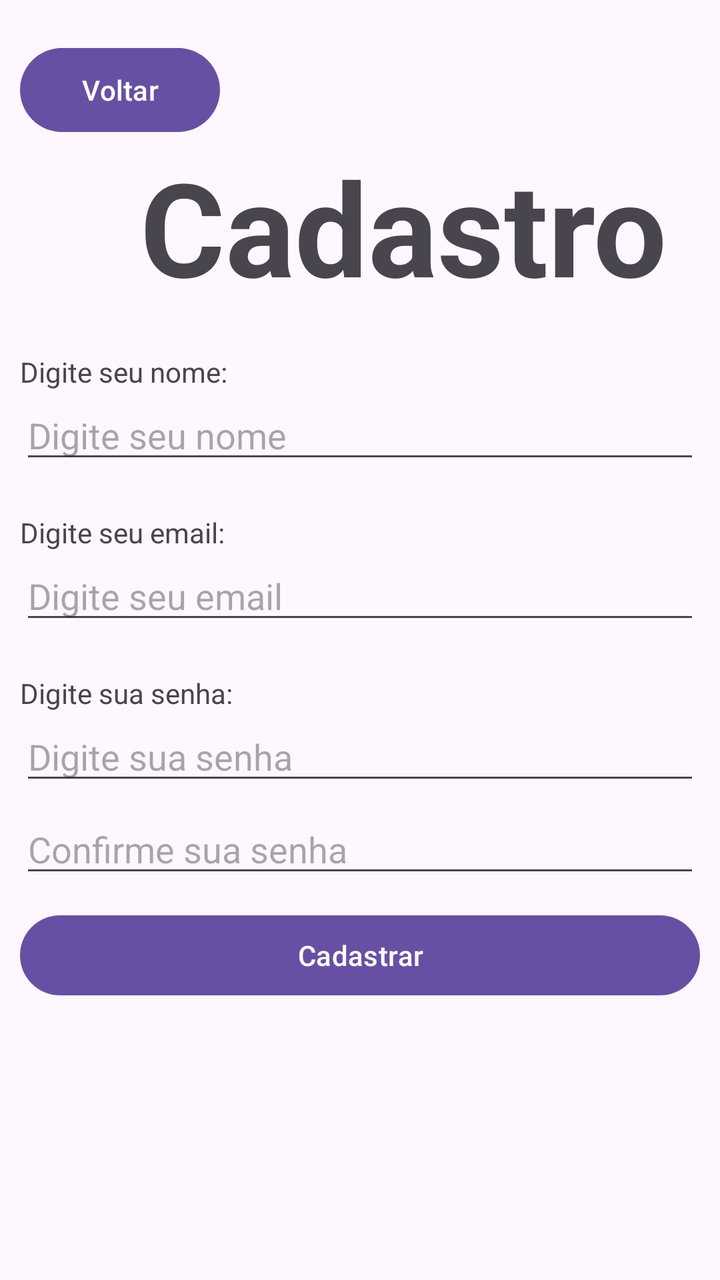
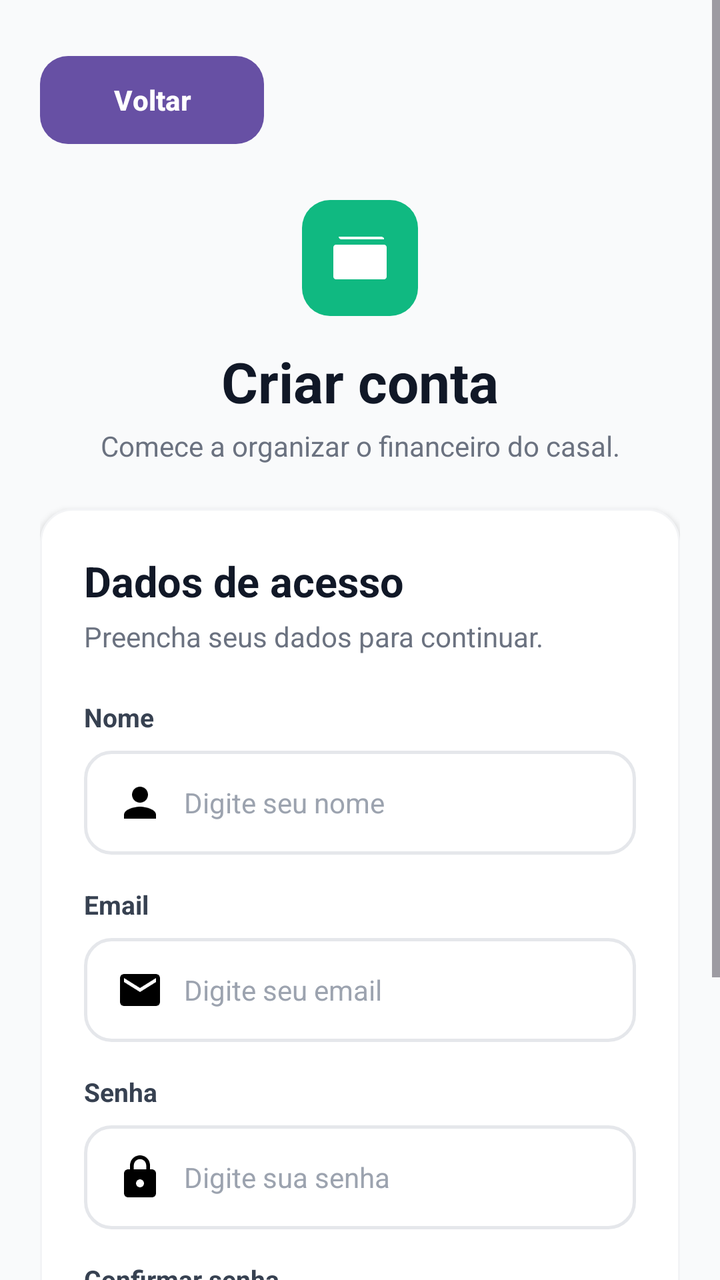

Compare the two renders of this Android layout. The source of the first and the diff that turns it into the second are given below.
<!-- AndroidManifest.xml: application theme Theme.Financas -->
<!-- res/layout/activity_cadastrar.xml -->
<?xml version="1.0" encoding="utf-8"?>
<LinearLayout
    xmlns:android="http://schemas.android.com/apk/res/android"
    android:layout_width="match_parent"
    android:layout_height="match_parent"
    android:id="@+id/cadastrar"
    android:orientation="vertical"
    android:padding="10dp">
    <Button
        android:id="@+id/btnVoltar"
        android:layout_width="100dp"
        android:layout_height="50dp"
        android:text="Voltar"
        android:layout_marginTop="10dp"
        android:onClick="voltar"
        />
    <TextView
        android:layout_width="wrap_content"
        android:layout_height="wrap_content"
        android:text="Cadastro"
        android:textSize="65dp"
        android:layout_marginLeft="60dp"
        android:textStyle="bold"
        />
    <TextView
        android:layout_width="wrap_content"
        android:layout_height="wrap_content"
        android:text="Digite seu nome: "
        android:layout_marginTop="20dp"
        />
    <EditText
        android:id="@+id/edtNome"
        android:layout_width="match_parent"
        android:layout_height="wrap_content"
        android:hint="Digite seu nome"
        />
    <TextView
        android:layout_width="wrap_content"
        android:layout_height="wrap_content"
        android:text="Digite seu email: "
        android:layout_marginTop="20dp"
        />
    <EditText
        android:id="@+id/edtEmail"
        android:layout_width="match_parent"
        android:layout_height="wrap_content"
        android:hint="Digite seu email"
        />
    <TextView
        android:layout_width="wrap_content"
        android:layout_height="wrap_content"
        android:text="Digite sua senha: "
        android:layout_marginTop="20dp"
        />
    <EditText
        android:id="@+id/edtSenha"
        android:layout_width="match_parent"
        android:layout_height="wrap_content"
        android:hint="Digite sua senha"
        />
    <EditText
        android:layout_marginTop="5dp"
        android:id="@+id/edtConfirmarSenha"
        android:layout_width="match_parent"
        android:layout_height="wrap_content"
        android:hint="Confirme sua senha"
        />
    <Button
        android:id="@+id/btnCadastrar"
        android:layout_marginTop="10dp"
        android:layout_width="match_parent"
        android:layout_height="wrap_content"
        android:text="Cadastrar"
        android:onClick="cadastrar"
        />


</LinearLayout>
<!-- resources referenced by this layout -->
<resources>
  <!-- unchanged entries left out for length: 2 -->
</resources>

<!-- the commit's change to res/layout/activity_cadastrar.xml (unified diff, before → after) -->
@@ -1,78 +1,212 @@
 <?xml version="1.0" encoding="utf-8"?>
-<LinearLayout
+<ScrollView
     xmlns:android="http://schemas.android.com/apk/res/android"
+    xmlns:app="http://schemas.android.com/apk/res-auto"
+    android:id="@+id/cadastrar"
     android:layout_width="match_parent"
     android:layout_height="match_parent"
-    android:id="@+id/cadastrar"
-    android:orientation="vertical"
-    android:padding="10dp">
-    <Button
-        android:id="@+id/btnVoltar"
-        android:layout_width="100dp"
-        android:layout_height="50dp"
-        android:text="Voltar"
-        android:layout_marginTop="10dp"
-        android:onClick="voltar"
-        />
-    <TextView
-        android:layout_width="wrap_content"
-        android:layout_height="wrap_content"
-        android:text="Cadastro"
-        android:textSize="65dp"
-        android:layout_marginLeft="60dp"
-        android:textStyle="bold"
-        />
-    <TextView
-        android:layout_width="wrap_content"
-        android:layout_height="wrap_content"
-        android:text="Digite seu nome: "
-        android:layout_marginTop="20dp"
-        />
-    <EditText
-        android:id="@+id/edtNome"
+    android:background="#F9FAFB"
+    android:fillViewport="true">
+
+    <LinearLayout
         android:layout_width="match_parent"
-        android:layout_height="wrap_content"
-        android:hint="Digite seu nome"
-        />
-    <TextView
-        android:layout_width="wrap_content"
-        android:layout_height="wrap_content"
-        android:text="Digite seu email: "
-        android:layout_marginTop="20dp"
-        />
-    <EditText
-        android:id="@+id/edtEmail"
-        android:layout_width="match_parent"
-        android:layout_height="wrap_content"
-        android:hint="Digite seu email"
-        />
-    <TextView
-        android:layout_width="wrap_content"
-        android:layout_height="wrap_content"
-        android:text="Digite sua senha: "
-        android:layout_marginTop="20dp"
-        />
-    <EditText
-        android:id="@+id/edtSenha"
-        android:layout_width="match_parent"
-        android:layout_height="wrap_content"
-        android:hint="Digite sua senha"
-        />
-    <EditText
-        android:layout_marginTop="5dp"
-        android:id="@+id/edtConfirmarSenha"
-        android:layout_width="match_parent"
-        android:layout_height="wrap_content"
-        android:hint="Confirme sua senha"
-        />
-    <Button
-        android:id="@+id/btnCadastrar"
-        android:layout_marginTop="10dp"
-        android:layout_width="match_parent"
-        android:layout_height="wrap_content"
-        android:text="Cadastrar"
-        android:onClick="cadastrar"
-        />
-
-
-</LinearLayout>
+        android:layout_height="match_parent"
+        android:orientation="vertical"
+        android:paddingStart="20dp"
+        android:paddingTop="28dp"
+        android:paddingEnd="20dp"
+        android:paddingBottom="32dp">
+
+        <Button
+            android:id="@+id/btnVoltar"
+            android:layout_width="112dp"
+            android:layout_height="44dp"
+            android:background="@drawable/bg_button_green"
+            android:backgroundTint="@null"
+            android:onClick="voltar"
+            android:text="Voltar"
+            android:textAllCaps="false"
+            android:textColor="#FFFFFF"
+            android:textSize="14sp"
+            android:textStyle="bold" />
+
+        <LinearLayout
+            android:layout_width="match_parent"
+            android:layout_height="wrap_content"
+            android:layout_marginTop="28dp"
+            android:layout_marginBottom="22dp"
+            android:gravity="center"
+            android:orientation="vertical">
+
+            <ImageView
+                android:layout_width="58dp"
+                android:layout_height="58dp"
+                android:background="@drawable/bg_logo_rounded"
+                android:contentDescription="Logo Fintrack"
+                android:padding="13dp"
+                android:src="@drawable/ic_wallet"
+                app:tint="#FFFFFF" />
+
+            <TextView
+                android:layout_width="wrap_content"
+                android:layout_height="wrap_content"
+                android:layout_marginTop="14dp"
+                android:text="Criar conta"
+                android:textColor="#111827"
+                android:textSize="28sp"
+                android:textStyle="bold" />
+
+            <TextView
+                android:layout_width="wrap_content"
+                android:layout_height="wrap_content"
+                android:layout_marginTop="4dp"
+                android:gravity="center"
+                android:text="Comece a organizar o financeiro do casal."
+                android:textColor="#6B7280"
+                android:textSize="14sp" />
+        </LinearLayout>
+
+        <LinearLayout
+            android:layout_width="match_parent"
+            android:layout_height="wrap_content"
+            android:background="@drawable/bg_card"
+            android:elevation="2dp"
+            android:orientation="vertical"
+            android:padding="22dp">
+
+            <TextView
+                android:layout_width="wrap_content"
+                android:layout_height="wrap_content"
+                android:text="Dados de acesso"
+                android:textColor="#111827"
+                android:textSize="21sp"
+                android:textStyle="bold" />
+
+            <TextView
+                android:layout_width="wrap_content"
+                android:layout_height="wrap_content"
+                android:layout_marginTop="4dp"
+                android:layout_marginBottom="22dp"
+                android:text="Preencha seus dados para continuar."
+                android:textColor="#6B7280"
+                android:textSize="14sp" />
+
+            <TextView
+                android:layout_width="wrap_content"
+                android:layout_height="wrap_content"
+                android:text="Nome"
+                android:textColor="#374151"
+                android:textSize="13sp"
+                android:textStyle="bold" />
+
+            <EditText
+                android:id="@+id/edtNome"
+                android:layout_width="match_parent"
+                android:layout_height="52dp"
+                android:layout_marginTop="8dp"
+                android:background="@drawable/bg_input"
+                android:drawableStart="@drawable/ic_person"
+                android:drawablePadding="10dp"
+                android:hint="Digite seu nome"
+                android:inputType="textPersonName"
+                android:paddingStart="16dp"
+                android:paddingEnd="16dp"
+                android:singleLine="true"
+                android:textColor="#111827"
+                android:textColorHint="#9CA3AF"
+                android:textSize="14sp" />
+
+            <TextView
+                android:layout_width="wrap_content"
+                android:layout_height="wrap_content"
+                android:layout_marginTop="16dp"
+                android:text="Email"
+                android:textColor="#374151"
+                android:textSize="13sp"
+                android:textStyle="bold" />
+
+            <EditText
+                android:id="@+id/edtEmail"
+                android:layout_width="match_parent"
+                android:layout_height="52dp"
+                android:layout_marginTop="8dp"
+                android:background="@drawable/bg_input"
+                android:drawableStart="@drawable/ic_email"
+                android:drawablePadding="10dp"
+                android:hint="Digite seu email"
+                android:inputType="textEmailAddress"
+                android:paddingStart="16dp"
+                android:paddingEnd="16dp"
+                android:singleLine="true"
+                android:textColor="#111827"
+                android:textColorHint="#9CA3AF"
+                android:textSize="14sp" />
+
+            <TextView
+                android:layout_width="wrap_content"
+                android:layout_height="wrap_content"
+                android:layout_marginTop="16dp"
+                android:text="Senha"
+                android:textColor="#374151"
+                android:textSize="13sp"
+                android:textStyle="bold" />
+
+            <EditText
+                android:id="@+id/edtSenha"
+                android:layout_width="match_parent"
+                android:layout_height="52dp"
+                android:layout_marginTop="8dp"
+                android:background="@drawable/bg_input"
+                android:drawableStart="@drawable/ic_lock"
+                android:drawablePadding="10dp"
+                android:hint="Digite sua senha"
+                android:inputType="textPassword"
+                android:paddingStart="16dp"
+                android:paddingEnd="16dp"
+                android:singleLine="true"
+                android:textColor="#111827"
+                android:textColorHint="#9CA3AF"
+                android:textSize="14sp" />
+
+            <TextView
+                android:layout_width="wrap_content"
+                android:layout_height="wrap_content"
+                android:layout_marginTop="16dp"
+                android:text="Confirmar senha"
+                android:textColor="#374151"
+                android:textSize="13sp"
+                android:textStyle="bold" />
+
+            <EditText
+                android:id="@+id/edtConfirmarSenha"
+                android:layout_width="match_parent"
+                android:layout_height="52dp"
+                android:layout_marginTop="8dp"
+                android:background="@drawable/bg_input"
+                android:drawableStart="@drawable/ic_key"
+                android:drawablePadding="10dp"
+                android:hint="Confirme sua senha"
+                android:inputType="textPassword"
+                android:paddingStart="16dp"
+                android:paddingEnd="16dp"
+                android:singleLine="true"
+                android:textColor="#111827"
+                android:textColorHint="#9CA3AF"
+                android:textSize="14sp" />
+
+            <Button
+                android:id="@+id/btnCadastrar"
+                android:layout_width="match_parent"
+                android:layout_height="52dp"
+                android:layout_marginTop="24dp"
+                android:background="@drawable/bg_button_green"
+                android:backgroundTint="@null"
+                android:onClick="cadastrar"
+                android:text="Cadastrar"
+                android:textAllCaps="false"
+                android:textColor="#FFFFFF"
+                android:textSize="15sp"
+                android:textStyle="bold" />
+        </LinearLayout>
+    </LinearLayout>
+</ScrollView>
<!-- resource entries referenced after the edit -->
@@ -1,5 +1,102 @@
 <!-- resources referenced by this layout -->
 <resources>
+  <!-- drawable bg_button_green (drawable) -->
+  <?xml version="1.0" encoding="utf-8"?>
+  <shape xmlns:android="http://schemas.android.com/apk/res/android"
+      android:shape="rectangle">
+      <solid android:color="@color/emerald_green" />
+      <corners android:radius="14dp" />
+  </shape>
+  <!-- drawable bg_card (drawable) -->
+  <?xml version="1.0" encoding="utf-8"?>
+  <shape xmlns:android="http://schemas.android.com/apk/res/android"
+      android:shape="rectangle">
+      <solid android:color="#FFFFFF" />
+      <corners android:radius="16dp" />
+      <stroke android:width="1dp" android:color="#F3F4F6" />
+  </shape>
+  <!-- drawable bg_input (drawable) -->
+  <?xml version="1.0" encoding="utf-8"?>
+  <shape xmlns:android="http://schemas.android.com/apk/res/android"
+      android:shape="rectangle">
+      <solid android:color="#FFFFFF" />
+      <corners android:radius="13dp" />
+      <stroke
+          android:width="1.5dp"
+          android:color="#E5E7EB" />
+  </shape>
+  <!-- drawable bg_logo_rounded (drawable) -->
+  <?xml version="1.0" encoding="utf-8"?>
+  <shape xmlns:android="http://schemas.android.com/apk/res/android"
+      android:shape="rectangle">
+      <solid android:color="#10B981" />
+      <corners android:radius="14dp" />
+  </shape>
+  <!-- drawable ic_email (drawable) -->
+  <?xml version="1.0" encoding="utf-8"?>
+  <vector xmlns:android="http://schemas.android.com/apk/res/android"
+      android:width="24dp"
+      android:height="24dp"
+      android:viewportWidth="24"
+      android:viewportHeight="24">
+      <path
+          android:fillColor="#000000"
+          android:pathData="M20,4H4C2.9,4 2.01,4.9 2.01,6L2,18C2,19.1 2.9,20 4,20H20C21.1,20 22,19.1 22,18V6C22,4.9 21.1,4 20,4ZM20,8L12,13L4,8V6L12,11L20,6V8Z" />
+  </vector>
+  <!-- drawable ic_key (drawable) -->
+  <?xml version="1.0" encoding="utf-8"?>
+  <vector xmlns:android="http://schemas.android.com/apk/res/android"
+      android:width="24dp"
+      android:height="24dp"
+      android:viewportWidth="24"
+      android:viewportHeight="24">
+      <path
+          android:fillColor="#000000"
+          android:pathData="M12.65,10C11.83,7.67 9.61,6 7,6C3.69,6 1,8.69 1,12C1,15.31 3.69,18 7,18C9.61,18 11.83,16.33 12.65,14H17V18H21V14H23V10H12.65ZM7,14C5.9,14 5,13.1 5,12C5,10.9 5.9,10 7,10C8.1,10 9,10.9 9,12C9,13.1 8.1,14 7,14Z" />
+  </vector>
+  <!-- drawable ic_lock (drawable) -->
+  <?xml version="1.0" encoding="utf-8"?>
+  <vector xmlns:android="http://schemas.android.com/apk/res/android"
+      android:width="24dp"
+      android:height="24dp"
+      android:viewportWidth="24"
+      android:viewportHeight="24">
+      <path
+          android:fillColor="#000000"
+          android:pathData="M18,8H17V6C17,3.24 14.76,1 12,1C9.24,1 7,3.24 7,6V8H6C4.9,8 4,8.9 4,10V20C4,21.1 4.9,22 6,22H18C19.1,22 20,21.1 20,20V10C20,8.9 19.1,8 18,8ZM12,17C10.9,17 10,16.1 10,15C10,13.9 10.9,13 12,13C13.1,13 14,13.9 14,15C14,16.1 13.1,17 12,17ZM15.1,8H8.9V6C8.9,4.29 10.29,2.9 12,2.9C13.71,2.9 15.1,4.29 15.1,6V8Z" />
+  </vector>
+  <!-- drawable ic_person (drawable) -->
+  <?xml version="1.0" encoding="utf-8"?>
+  <vector xmlns:android="http://schemas.android.com/apk/res/android"
+      android:width="24dp"
+      android:height="24dp"
+      android:viewportWidth="24"
+      android:viewportHeight="24">
+      <path
+          android:fillColor="#000000"
+          android:pathData="M12,12C14.21,12 16,10.21 16,8C16,5.79 14.21,4 12,4C9.79,4 8,5.79 8,8C8,10.21 9.79,12 12,12Z" />
+      <path
+          android:fillColor="#000000"
+          android:pathData="M12,14C9.33,14 4,15.34 4,18V20H20V18C20,15.34 14.67,14 12,14Z" />
+  </vector>
+  <!-- drawable ic_wallet (drawable) -->
+  <?xml version="1.0" encoding="utf-8"?>
+  <vector xmlns:android="http://schemas.android.com/apk/res/android"
+      android:width="24dp"
+      android:height="24dp"
+      android:viewportWidth="24"
+      android:viewportHeight="24">
+      <path
+          android:fillColor="#000000"
+          android:pathData="M21,7H3C2.45,7 2,7.45 2,8V19C2,19.55 2.45,20 3,20H21C21.55,20 22,19.55 22,19V8C22,7.45 21.55,7 21,7Z" />
+      <path
+          android:fillColor="#000000"
+          android:pathData="M21,5H5C4.45,5 4,4.55 4,4H20C20,4 20.56,4.03 21,4.5V5Z" />
+      <path
+          android:fillColor="#FFFFFF"
+          android:pathData="M16,13.5C16,14.33 16.67,15 17.5,15C18.33,15 19,14.33 19,13.5C19,12.67 18.33,12 17.5,12C16.67,12 16,12.67 16,13.5Z" />
+  </vector>
+  <color name="emerald_green">#10B981</color>
   <!-- unchanged entries left out for length: 2 -->
 </resources>
 
